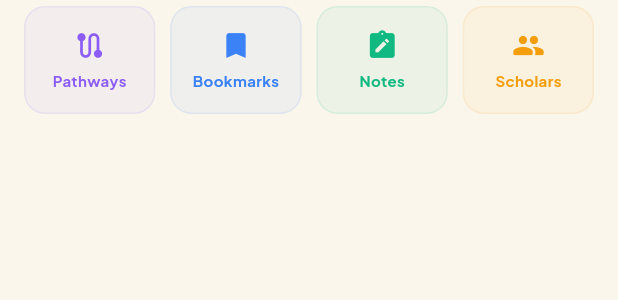
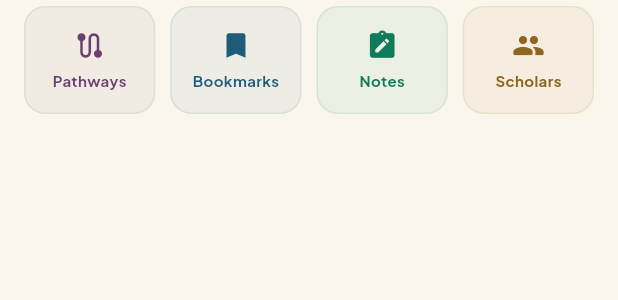
Before and after one commit to Karimkon/ehsanpathwaysapp, a Flutter app: the _QuickActions widget shown alone on an empty page, opened directly with empty values, on a phone screen of 412 x 824 dp. Shown: the top 300 px of the screen. Run offline on Flutter 3.47's test engine with Material 3 defaults, Android fonts, the phone set to English and light mode, and no system bars; our stand-ins replace adhan, cached_network_image, dio, firebase_core, firebase_messaging, flutter_compass and 16 more; missing offline and left inert: pdfrx; accounts and stored records are empty; network calls fail.

Commit message:
Give pale covers an edge, and align Home's quick actions to the palette
Several scans use a near-white title page as their cover, and against the
parchment ground they read as a hole in the grid rather than a book. Every
board now carries a hairline edge.

Home's quick actions used three colours picked at random (a violet, a blue and
a mint) that belong to no palette. They now take the four category colours from
the theme, so Home and the Library are visibly the same product.

Co-Authored-By: Claude Opus 5 <noreply@anthropic.com>
Claude-Session: https://claude.ai/code/session_01MspYnttd9pi1zxLp5fKhzQ

```diff
--- a/lib/features/home/home_screen.dart
+++ b/lib/features/home/home_screen.dart
@@ -7,6 +7,7 @@ import 'package:cached_network_image/cached_network_image.dart';
 
 import 'dart:async';
 
+import 'package:ehsan_pathways/config/theme.dart';
 import 'package:ehsan_pathways/features/home/home_provider.dart';
 import 'package:ehsan_pathways/features/islamic_tools/hadith/hadith_library_provider.dart';
 import 'package:ehsan_pathways/features/prayer/prayer_provider.dart';
@@ -1162,7 +1163,7 @@ class _QuickActions extends StatelessWidget {
           _QuickActionItem(
             icon: Icons.route_rounded,
             label: 'Pathways',
-            color: const Color(0xFF8B5CF6),
+            color: AppTheme.shelfColors['adab']!,
             isDark: isDark,
             onTap: () => context.push('/pathways'),
           ),
@@ -1170,7 +1171,7 @@ class _QuickActions extends StatelessWidget {
           _QuickActionItem(
             icon: Icons.bookmark_rounded,
             label: 'Bookmarks',
-            color: const Color(0xFF3B82F6),
+            color: AppTheme.shelfColors['quran-sciences']!,
             isDark: isDark,
             onTap: () => context.push('/bookmarks'),
           ),
@@ -1178,7 +1179,7 @@ class _QuickActions extends StatelessWidget {
           _QuickActionItem(
             icon: Icons.note_alt_rounded,
             label: 'Notes',
-            color: const Color(0xFF10B981),
+            color: AppTheme.shelfColors['hadith']!,
             isDark: isDark,
             onTap: () => context.push('/notes'),
           ),
@@ -1186,7 +1187,7 @@ class _QuickActions extends StatelessWidget {
           _QuickActionItem(
             icon: Icons.people_rounded,
             label: 'Scholars',
-            color: _accentGold,
+            color: AppTheme.shelfColors['matn']!,
             isDark: isDark,
             onTap: () => context.push('/scholars'),
           ),
```
Also changed, not shown: lib/features/library/widgets/book_cover.dart (+22 -0 lines), 1 other file.
